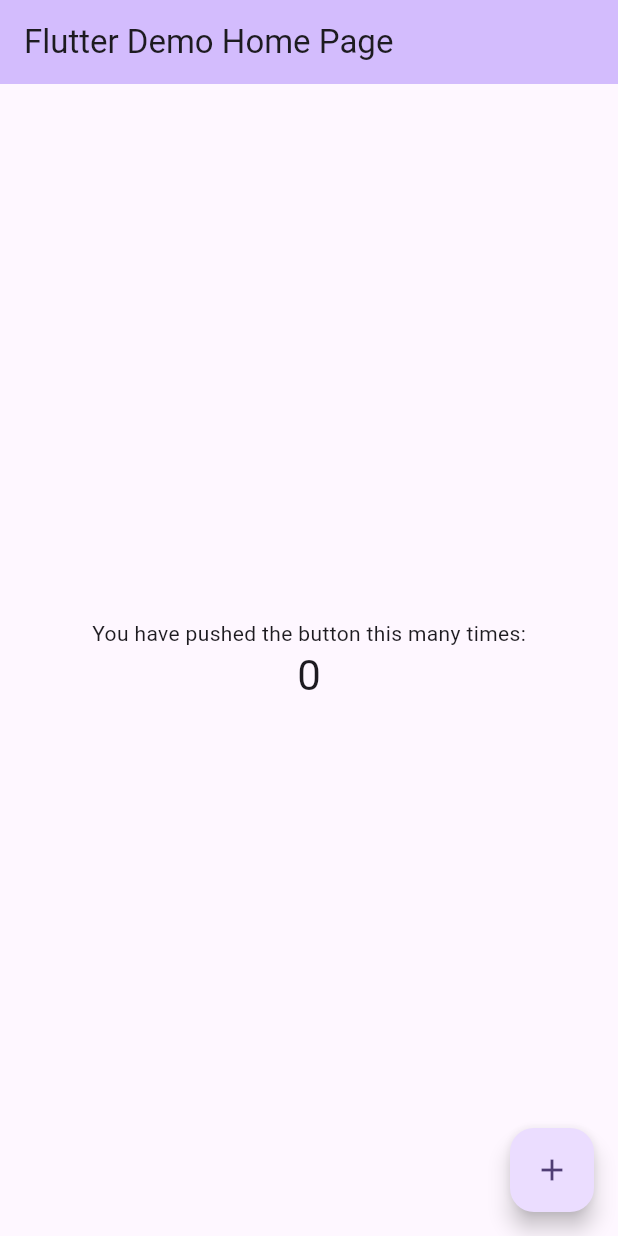
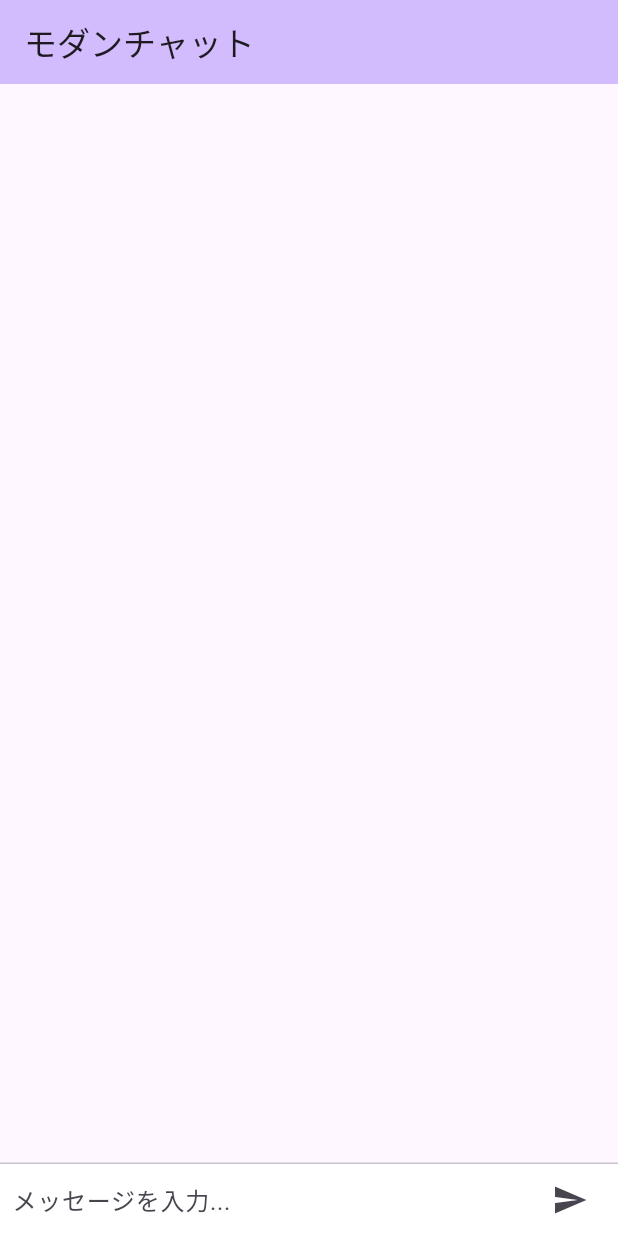
Before and after one commit to SakagamiTaichi/ai_english, a Flutter app: the screen it shows after launch, on a phone screen of 412 x 824 dp. Run offline on Flutter 3.47's test engine with Material 3 defaults, Android fonts, the phone set to English and light mode, and no system bars.

Commit message:
チャットページを追加

```diff
--- /dev/null
+++ b/lib/features/conversation/pages/conversation_page.dart
@@ -0,0 +1,101 @@
+import 'package:flutter/material.dart';
+
+class ConversationPage extends StatefulWidget {
+  const ConversationPage({super.key});
+
+  @override
+  ConversationPageState createState() => ConversationPageState();
+}
+
+class ConversationPageState extends State<ConversationPage> {
+  final List<Map<String, dynamic>> _messages = [];
+  final TextEditingController _controller = TextEditingController();
+
+  void _sendMessage() {
+    String text = _controller.text.trim();
+    if (text.isEmpty) return;
+
+    setState(() {
+      // ユーザーのメッセージを追加（右寄せ）
+      _messages.add({'text': text, 'isUser': true});
+    });
+
+    // 入力フィールドをクリア
+    _controller.clear();
+
+    // オウム返しレスポンス（左寄せ）
+    Future.delayed(const Duration(milliseconds: 300), () {
+      setState(() {
+        _messages.add({'text': text, 'isUser': false});
+      });
+    });
+  }
+
+  Widget _buildMessage(Map<String, dynamic> message) {
+    bool isUser = message['isUser'] as bool;
+    return Align(
+      alignment: isUser ? Alignment.centerRight : Alignment.centerLeft,
+      child: Container(
+        margin: const EdgeInsets.symmetric(vertical: 4, horizontal: 8),
+        padding: const EdgeInsets.all(12),
+        decoration: BoxDecoration(
+          color: isUser ? Colors.blueAccent : Colors.grey[300],
+          borderRadius: BorderRadius.circular(8),
+        ),
+        child: Text(
+          message['text'] as String,
+          style: TextStyle(
+            color: isUser ? Colors.white : Colors.black,
+          ),
+        ),
+      ),
+    );
+  }
+
+  @override
+  Widget build(BuildContext context) {
+    return Scaffold(
+      appBar: AppBar(
+        backgroundColor: Theme.of(context).colorScheme.inversePrimary,
+        title: const Text('モダンチャット'),
+      ),
+      body: Column(
+        children: [
+          Expanded(
+            child: ListView.builder(
+              reverse: false,
+              padding: const EdgeInsets.all(8.0),
+              itemCount: _messages.length,
+              itemBuilder: (context, index) {
+                return _buildMessage(_messages[index]);
+              },
+            ),
+          ),
+          const Divider(height: 1),
+          Container(
+            padding: const EdgeInsets.symmetric(horizontal: 8.0),
+            color: Colors.white,
+            child: Row(
+              children: [
+                Expanded(
+                  child: TextField(
+                    controller: _controller,
+                    decoration: const InputDecoration(
+                      hintText: 'メッセージを入力...',
+                      border: InputBorder.none,
+                    ),
+                    onSubmitted: (value) => _sendMessage(),
+                  ),
+                ),
+                IconButton(
+                  icon: const Icon(Icons.send),
+                  onPressed: _sendMessage,
+                ),
+              ],
+            ),
+          ),
+        ],
+      ),
+    );
+  }
+}
--- a/lib/main.dart
+++ b/lib/main.dart
@@ -1,3 +1,4 @@
+import 'package:ai_english/features/conversation/pages/conversation_page.dart';
 import 'package:flutter/material.dart';
 
 void main() {
@@ -13,21 +14,6 @@ class MyApp extends StatelessWidget {
     return MaterialApp(
       title: 'Flutter Demo',
       theme: ThemeData(
-        // This is the theme of your application.
-        //
-        // TRY THIS: Try running your application with "flutter run". You'll see
-        // the application has a purple toolbar. Then, without quitting the app,
-        // try changing the seedColor in the colorScheme below to Colors.green
-        // and then invoke "hot reload" (save your changes or press the "hot
-        // reload" button in a Flutter-supported IDE, or press "r" if you used
-        // the command line to start the app).
-        //
-        // Notice that the counter didn't reset back to zero; the application
-        // state is not lost during the reload. To reset the state, use hot
-        // restart instead.
-        //
-        // This works for code too, not just values: Most code changes can be
-        // tested with just a hot reload.
         colorScheme: ColorScheme.fromSeed(seedColor: Colors.deepPurple),
         useMaterial3: true,
       ),
@@ -38,16 +24,6 @@ class MyApp extends StatelessWidget {
 
 class MyHomePage extends StatefulWidget {
   const MyHomePage({super.key, required this.title});
-
-  // This widget is the home page of your application. It is stateful, meaning
-  // that it has a State object (defined below) that contains fields that affect
-  // how it looks.
-
-  // This class is the configuration for the state. It holds the values (in this
-  // case the title) provided by the parent (in this case the App widget) and
-  // used by the build method of the State. Fields in a Widget subclass are
-  // always marked "final".
-
   final String title;
 
   @override
@@ -55,71 +31,8 @@ class MyHomePage extends StatefulWidget {
 }
 
 class _MyHomePageState extends State<MyHomePage> {
-  int _counter = 0;
-
-  void _incrementCounter() {
-    setState(() {
-      // This call to setState tells the Flutter framework that something has
-      // changed in this State, which causes it to rerun the build method below
-      // so that the display can reflect the updated values. If we changed
-      // _counter without calling setState(), then the build method would not be
-      // called again, and so nothing would appear to happen.
-      _counter++;
-    });
-  }
-
   @override
   Widget build(BuildContext context) {
-    // This method is rerun every time setState is called, for instance as done
-    // by the _incrementCounter method above.
-    //
-    // The Flutter framework has been optimized to make rerunning build methods
-    // fast, so that you can just rebuild anything that needs updating rather
-    // than having to individually change instances of widgets.
-    return Scaffold(
-      appBar: AppBar(
-        // TRY THIS: Try changing the color here to a specific color (to
-        // Colors.amber, perhaps?) and trigger a hot reload to see the AppBar
-        // change color while the other colors stay the same.
-        backgroundColor: Theme.of(context).colorScheme.inversePrimary,
-        // Here we take the value from the MyHomePage object that was created by
-        // the App.build method, and use it to set our appbar title.
-        title: Text(widget.title),
-      ),
-      body: Center(
-        // Center is a layout widget. It takes a single child and positions it
-        // in the middle of the parent.
-        child: Column(
-          // Column is also a layout widget. It takes a list of children and
-          // arranges them vertically. By default, it sizes itself to fit its
-          // children horizontally, and tries to be as tall as its parent.
-          //
-          // Column has various properties to control how it sizes itself and
-          // how it positions its children. Here we use mainAxisAlignment to
-          // center the children vertically; the main axis here is the vertical
-          // axis because Columns are vertical (the cross axis would be
-          // horizontal).
-          //
-          // TRY THIS: Invoke "debug painting" (choose the "Toggle Debug Paint"
-          // action in the IDE, or press "p" in the console), to see the
-          // wireframe for each widget.
-          mainAxisAlignment: MainAxisAlignment.center,
-          children: <Widget>[
-            const Text(
-              'You have pushed the button this many times:',
-            ),
-            Text(
-              '$_counter',
-              style: Theme.of(context).textTheme.headlineMedium,
-            ),
-          ],
-        ),
-      ),
-      floatingActionButton: FloatingActionButton(
-        onPressed: _incrementCounter,
-        tooltip: 'Increment',
-        child: const Icon(Icons.add),
-      ), // This trailing comma makes auto-formatting nicer for build methods.
-    );
+    return ConversationPage();
   }
 }
```
